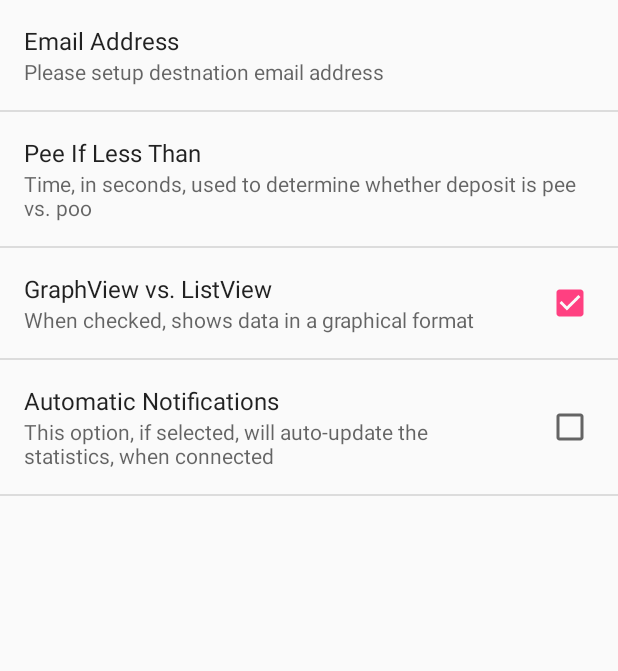
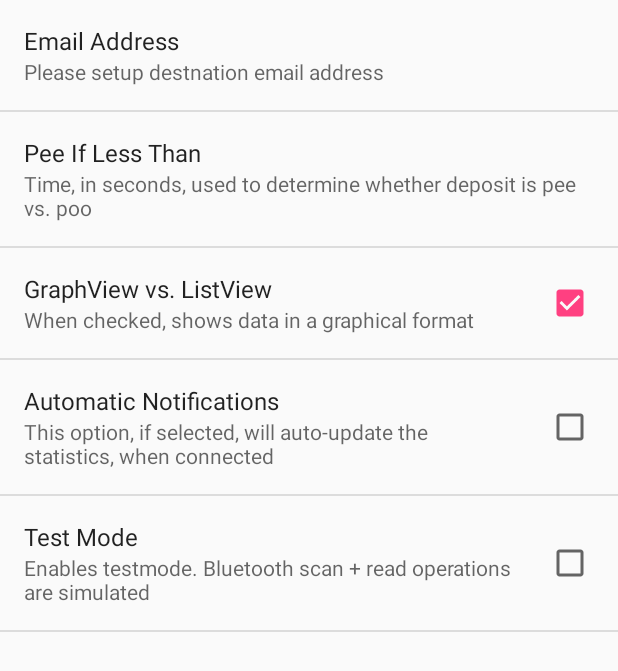
Before and after one commit to antonioasaro/Antonio-Zelda, an Android app: the MainActivity screen opened directly, with no data from a screen before it, in the options menu, after a tap on "Settings", on a phone screen of 412 x 824 dp. Shown: the top 671 px of the screen. Run offline under Robolectric (Android 15) with nearby library versions, the phone set to English and light mode, and no system bars; libraries missing offline, so code that uses them is left out: com.jjoe64.graphview; 21 statements that could not run were skipped.

Commit message:
Added testMode, blank and pee/poop logic

```diff
--- a/app/src/main/java/com/antonio_asaro/zelda/MainActivity.java
+++ b/app/src/main/java/com/antonio_asaro/zelda/MainActivity.java
@@ -137,18 +137,33 @@ public class MainActivity extends AppCompatActivity implements BluetoothAdapter.
         mScan.setOnClickListener(new View.OnClickListener() {
             @Override
             public void onClick(View v) {
+                Boolean testMode = mPreferences.getBoolean("testMode", false);
                 mScanStatus.setText("Scanning ...");
                 mDevice = null;
-                startScan();
+                if (!testMode) {
+                    startScan();
+                } else {
+                    mScanStatus.setText("Testmode: Found Zelda");
+                }
             }
         });
         mConnect = (Button) findViewById(R.id.button2);
         mConnect.setOnClickListener(new View.OnClickListener() {
             @Override
             public void onClick(View v) {
+                Boolean testMode = mPreferences.getBoolean("testMode", false);
                 mConnectStatus.setText("Connecting ...");
                 mPirValues.clear();
-                connectDevice();
+                mPirList.clear();
+                if (!testMode) {
+                    connectDevice();
+                } else {
+                    mConnectStatus.setText("Testmode: Successful xfer of stats");
+                    testPirValues();
+                    processData();
+                    createList();
+                }
+                extraPirList();
             }
         });
 
@@ -305,54 +320,49 @@ public class MainActivity extends AppCompatActivity implements BluetoothAdapter.
         return super.onOptionsItemSelected(item);
     }
 
-    private Runnable mStopRunnable = new Runnable() {
-        @Override
-        public void run() {
-            stopScan();
-        }
-    };
+    class PirListAdapter extends ArrayAdapter<String> {
+        ArrayList<String> pirItems = new ArrayList<>();
 
-    private Runnable mStartRunnable = new Runnable() {
-        @Override
-        public void run() {
-            startScan();
-        }
-    };
-
-    private void startScan() {
-        mBluetoothAdapter.startLeScan(this);
-        setProgressBarIndeterminateVisibility(true);
-        mHandler.postDelayed(mStopRunnable, 2000);
-    }
-
-    private void stopScan() {
-        mBluetoothAdapter.stopLeScan(this);
-        setProgressBarIndeterminateVisibility(false);
-        if (mDevice == null) mScanStatus.setText("No devices found!!");
-    }
-
-    private void connectDevice() {
-        mHandler.sendMessage(Message.obtain(null, MSG_PROGRESS, "Connecting ..."));
-        BluetoothDevice device = mDevice;
-        mConnectedGatt = device.connectGatt(getApplicationContext(), true, mGattCallback);
-    }
-
-    class PirListAdapter extends ArrayAdapter<String> {
         PirListAdapter(Context c, int i, int j, ArrayList<String> s) {
             super(c, i, j, s);
+            pirItems = s;
         }
 
         @Override
         public View getView(int position, View convertView, ViewGroup parent) {
             View row = super.getView(position, convertView, parent);
             ImageView iv = (ImageView) row.findViewById(R.id.listImage);
-            if (position > 1) {
-                iv.setImageResource(R.mipmap.ic_pee);
+            TextView tv = (TextView) row.findViewById(R.id.listText);
+            String item = pirItems.get(position);
+            if (item.equals("...")) {
+                iv.setImageResource(R.mipmap.ic_blank);
             } else {
-                iv.setImageResource(R.mipmap.ic_poop);
+//                Log.d(TAG, "Item is: " + item.substring(20,24));
+                Integer threshold = Integer.parseInt(mPreferences.getString("useTime", "0060"));
+                Integer duration = Integer.parseInt(item.substring(20, 24));
+                tv.setText(item.substring(0, 20) + duration + " secs");
+                if (duration < threshold) {
+                    iv.setImageResource(R.mipmap.ic_pee);
+                } else {
+                    iv.setImageResource(R.mipmap.ic_poop);
+                }
             }
             return row;
         }
+    }
+
+    private void testPirValues() {
+        mPirValues.add("151012120850230021");
+        mPirValues.add("151012120920230100");
+        for (int i = 2; i < MAXDEPTH; i++) mPirValues.add("000000000000000000");
+    }
+
+    private void extraPirList() {
+        for (int i = 0; i < 4; i++) {
+            mPirList.add("...");
+        }
+        mAdapter.notifyDataSetChanged();
+
     }
 
     private void processData() {
@@ -361,6 +371,7 @@ public class MainActivity extends AppCompatActivity implements BluetoothAdapter.
         Date pirDate;
         SimpleDateFormat sdf = new SimpleDateFormat("EEE MMM dd HH:mm:ss");
 
+        Collections.sort(mPirValues, Collections.reverseOrder());
         for (i = 0; i < MAXDEPTH; i++) {
             String pirDuration = mPirValues.get(i).substring(14, 18);
             if (!pirDuration.equals("0000")) {
@@ -392,7 +403,7 @@ public class MainActivity extends AppCompatActivity implements BluetoothAdapter.
             sb.append(" ");
             sb.append(cursor.getString(cursor.getColumnIndex(PirDataContract.DepositEntry.TIME_OF)));
             sb.append("\n");
-            sb.append(Integer.parseInt(cursor.getString(cursor.getColumnIndex(PirDataContract.DepositEntry.DURATION_OF))));
+            sb.append(cursor.getString(cursor.getColumnIndex(PirDataContract.DepositEntry.DURATION_OF)));
             sb.append(" secs");
             mPirList.add(String.valueOf(sb));
 //            Toast.makeText(getApplicationContext(), "Processing cursor from provider: " + cursor.getString(cursor.getColumnIndex(PirDataContract.DepositEntry.DAY_OF)), Toast.LENGTH_LONG).show();
@@ -442,6 +453,38 @@ public class MainActivity extends AppCompatActivity implements BluetoothAdapter.
         dataSeries.setColor(Color.rgb(0, 128, 0));
         mGraphView.removeAllSeries();
         mGraphView.addSeries(dataSeries);
+    }
+
+    private Runnable mStopRunnable = new Runnable() {
+        @Override
+        public void run() {
+            stopScan();
+        }
+    };
+
+    private Runnable mStartRunnable = new Runnable() {
+        @Override
+        public void run() {
+            startScan();
+        }
+    };
+
+    private void startScan() {
+        mBluetoothAdapter.startLeScan(this);
+        setProgressBarIndeterminateVisibility(true);
+        mHandler.postDelayed(mStopRunnable, 2000);
+    }
+
+    private void stopScan() {
+        mBluetoothAdapter.stopLeScan(this);
+        setProgressBarIndeterminateVisibility(false);
+        if (mDevice == null) mScanStatus.setText("No devices found!!");
+    }
+
+    private void connectDevice() {
+        mHandler.sendMessage(Message.obtain(null, MSG_PROGRESS, "Connecting ..."));
+        BluetoothDevice device = mDevice;
+        mConnectedGatt = device.connectGatt(getApplicationContext(), true, mGattCallback);
     }
 
     @Override
@@ -551,10 +594,9 @@ public class MainActivity extends AppCompatActivity implements BluetoothAdapter.
                     if (msg.what == MSG_LAST) {
                         mConnectStatus.setText("Successful xfer of stats");
                         mProgress.hide();
-                        Collections.sort(mPirValues, Collections.reverseOrder());
                         processData();
+                        createList();
                         drawGraph();
-                        createList();
                     }
                     break;
             }
--- a/app/src/main/res/xml/preferences.xml
+++ b/app/src/main/res/xml/preferences.xml
@@ -29,5 +29,9 @@
         android:key="autoNotifications"
         android:summary="This option, if selected, will auto-update the statistics, when connected"
         android:title="Automatic Notifications" />
-
+    <CheckBoxPreference
+        android:defaultValue="false"
+        android:key="testMode"
+        android:summary="Enables testmode. Bluetooth scan + read operations are simulated"
+        android:title="Test Mode" />
 </PreferenceScreen>
```
Also changed, not shown: app/src/main/ic_blank-web.png (added), app/src/main/res/mipmap-hdpi/ic_blank.png (added), app/src/main/res/mipmap-mdpi/ic_blank.png (added), app/src/main/res/mipmap-xhdpi/ic_blank.png (added), app/src/main/res/mipmap-xxhdpi/ic_blank.png (added), app/src/main/res/mipmap-xxxhdpi/ic_blank.png (added).
